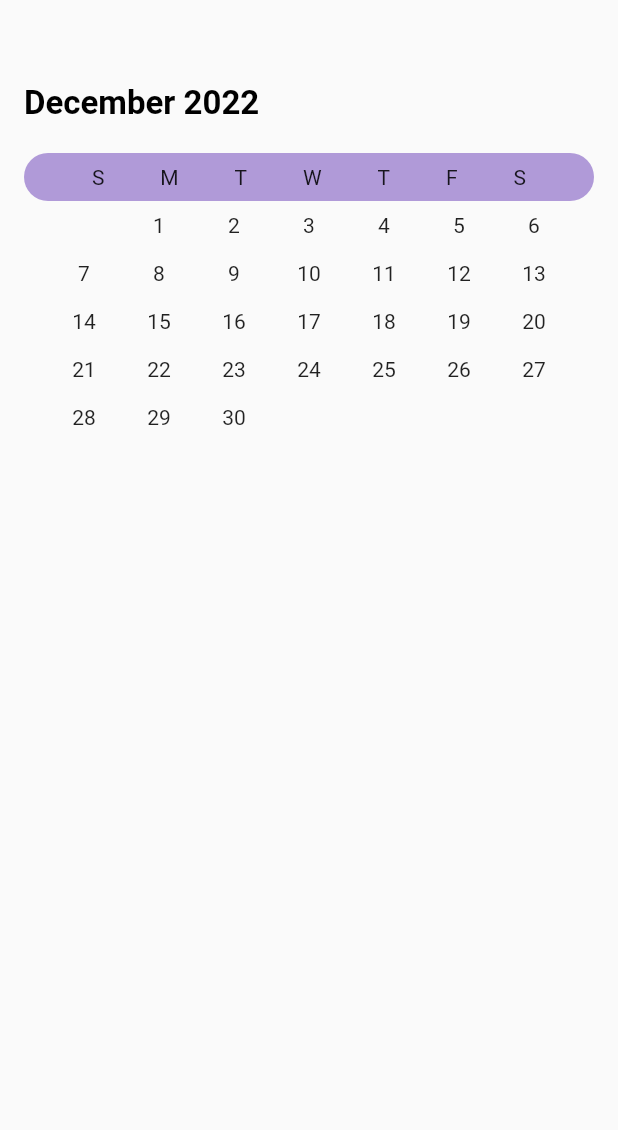
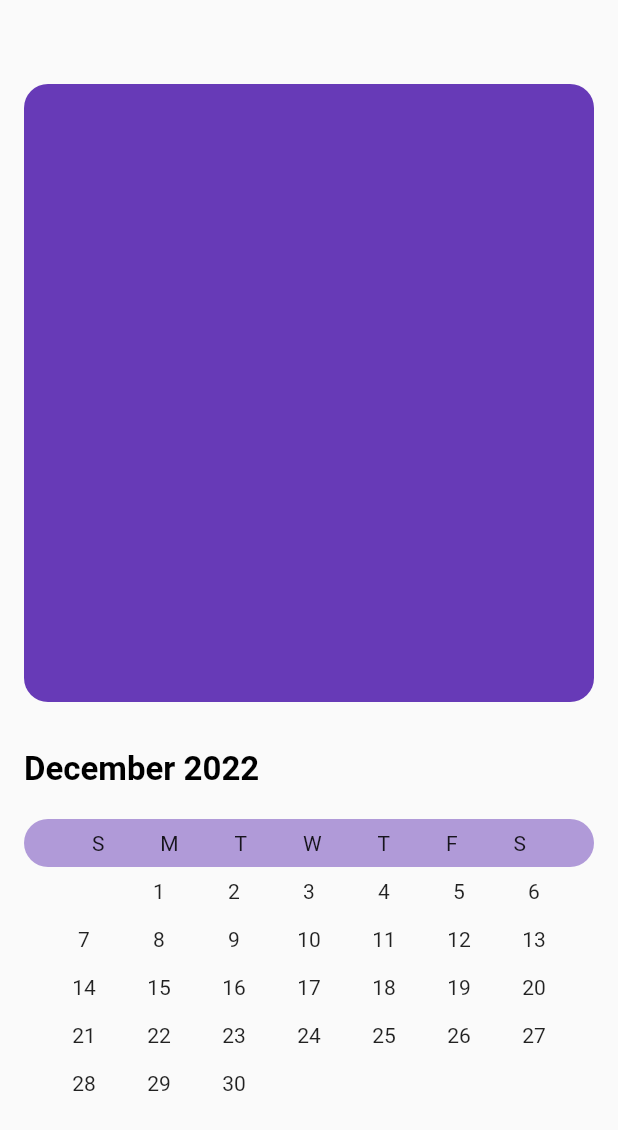
Before and after one commit to tomboichik/calendar_test, a Flutter app: the screen it shows after launch, on a phone screen of 412 x 824 dp. Shown: the top 1130 px of the screen. Run offline on Flutter 3.47's test engine with Material 2 defaults, Android fonts, the phone set to English and light mode, and no system bars.

Commit message:
added text themes

```diff
--- a/lib/core/ui/app_theme.dart
+++ b/lib/core/ui/app_theme.dart
@@ -10,4 +10,10 @@ final appThemeData = ThemeData(
         fontSize: 22,
         color: AppColors.colorBlack,
         fontWeight: FontWeight.w600,
-    )));
+      ),
+      bodyText1: TextStyle(
+        fontSize: 16,
+        fontWeight: FontWeight.w400,
+        color: Colors.white,
+      )),
+);
--- a/lib/domain/calendar/calendar_repository_impl.dart
+++ b/lib/domain/calendar/calendar_repository_impl.dart
@@ -6,9 +6,13 @@ class CalendarRepositoryImpl {
     return firstDayNextMonth.difference(firstDayThisMonth).inDays;
   }
 
+  List<DateTime> dayMonthes = [];
+
   List<DateTime> getListOfDays(DateTime currentDate) {
-    return List<int>.generate(daysInMonth(currentDate), (i) => i + 1)
+    dayMonthes = List<int>.generate(daysInMonth(currentDate), (i) => i + 1)
         .map((e) => DateTime(currentDate.year, currentDate.month, e))
         .toList();
+
+    return dayMonthes;
   }
 }
--- a/lib/widgets/calendar_with_notes/calendar_with_notes.dart
+++ b/lib/widgets/calendar_with_notes/calendar_with_notes.dart
@@ -1,5 +1,6 @@
 import 'package:calendar_test/domain/calendar/calendar_repository_impl.dart';
 import 'package:calendar_test/widgets/calendar_with_notes/calendar.dart';
+import 'package:calendar_test/widgets/calendar_with_notes/notes.dart';
 import 'package:flutter/material.dart';
 
 class CalendarWithNotes extends StatefulWidget {
@@ -25,6 +26,7 @@ class _CalendarWithNotesState extends State<CalendarWithNotes> {
     return Column(
       crossAxisAlignment: CrossAxisAlignment.start,
       children: [
+        Notes(),
         Calendar(
           dateTime: currentDate,
           calendarRepositoryImpl: calendarRepositoryImpl,
--- a/lib/widgets/calendar_with_notes/notes.dart
+++ b/lib/widgets/calendar_with_notes/notes.dart
@@ -0,0 +1,26 @@
+import 'package:flutter/material.dart';
+
+class Notes extends StatelessWidget {
+  const Notes({Key? key}) : super(key: key);
+
+  @override
+  Widget build(BuildContext context) {
+    return Container(
+      margin: const EdgeInsets.all(16),
+      padding: const EdgeInsets.all(16),
+      height: MediaQuery.of(context).size.height / 2,
+      decoration: BoxDecoration(
+          color: Theme.of(context).primaryColor,
+          borderRadius: BorderRadius.circular(16)),
+      child: TextField(
+        maxLines: 5,
+        style: Theme.of(context).textTheme.bodyText1,
+        decoration: const InputDecoration(
+            enabledBorder: OutlineInputBorder(
+                borderSide: BorderSide(color: Colors.transparent)),
+            focusedBorder: OutlineInputBorder(
+                borderSide: BorderSide(color: Colors.transparent))),
+      ),
+    );
+  }
+}
```
Lines whose indentation alone changed are shown as unchanged.
